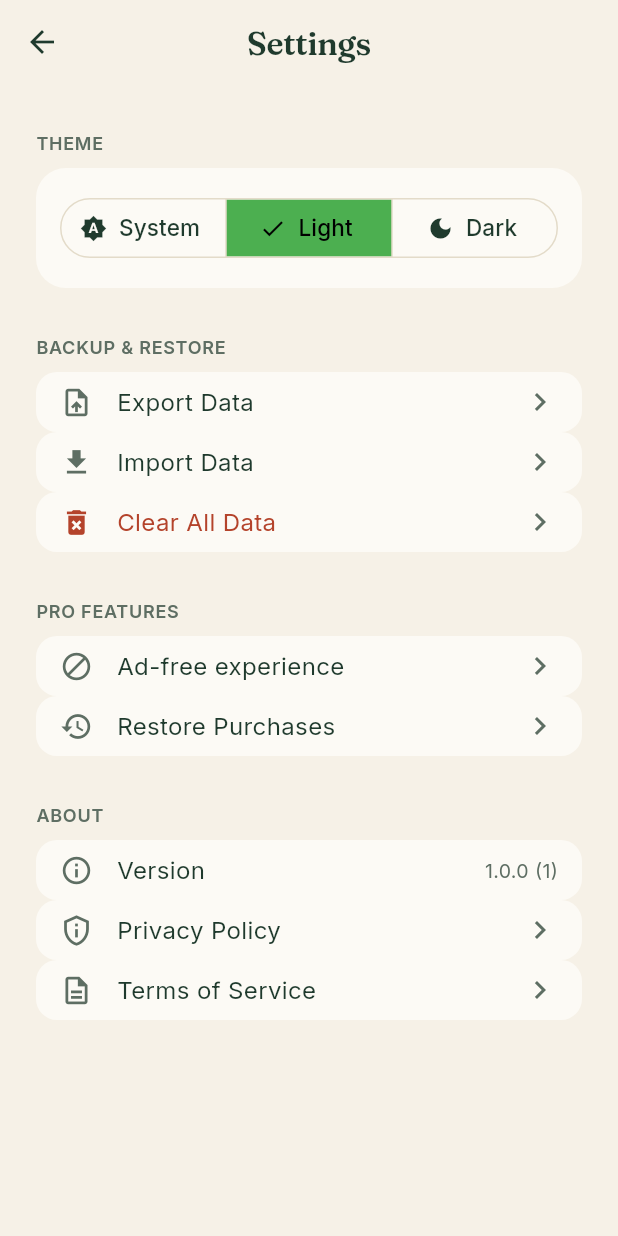
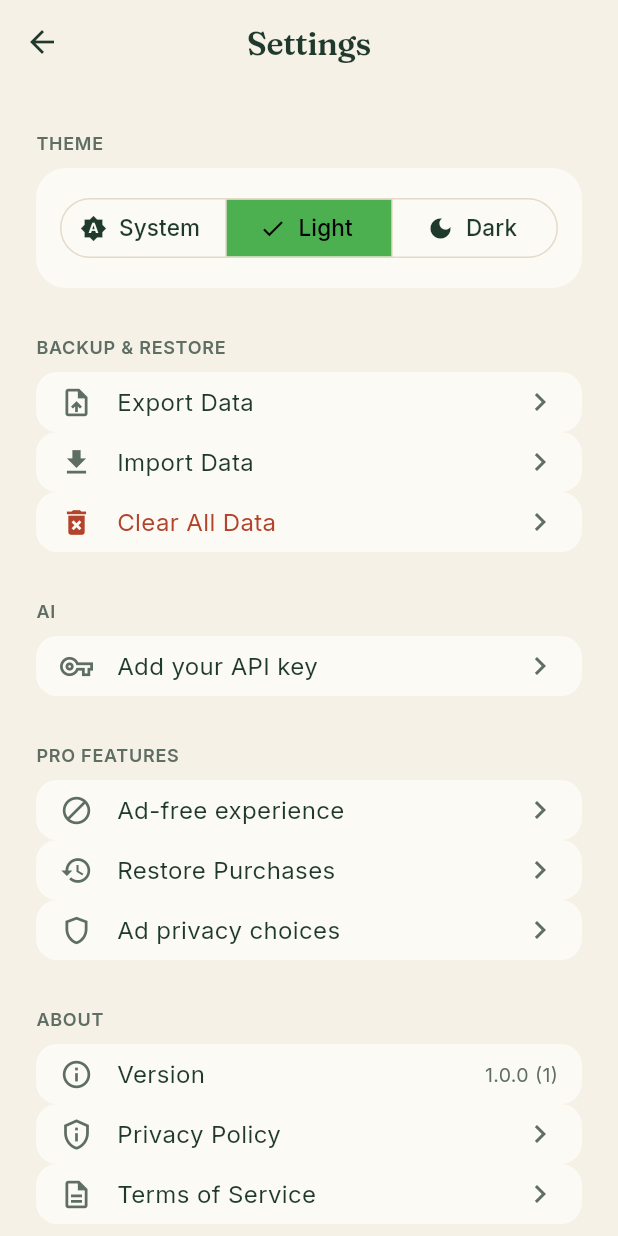
Before and after one commit to zdmgold/growlog, a Flutter app: the SettingsScreen screen opened directly with empty values, after a tap on "Light", on a phone screen of 412 x 824 dp. Run offline on Flutter 3.47's test engine with Material 3 defaults, Android fonts, the phone set to English and light mode, and no system bars; our stand-ins replace camera, file_picker, flutter_local_notifications, flutter_markdown, flutter_secure_storage, google_mobile_ads and 7 more; accounts and stored records are empty; generated files the repository leaves out were written again.

Commit message:
Phase 1 batch 13: ad consent (UMP: consent gathered before the Mobile Ads SDK starts, Ad privacy choices in Settings), Add your API key entry in Settings

```diff
--- a/lib/screens/settings_screen.dart
+++ b/lib/screens/settings_screen.dart
@@ -1,4 +1,7 @@
+import '../services/admob_service.dart';
+import '../services/ai/ai_settings.dart';
 import '../widgets/ad_slot.dart';
+import 'ai_setup_screen.dart';
 import 'package:flutter/material.dart';
 import 'package:flutter/services.dart';
 import 'package:growlog/l10n/app_localizations.dart';
@@ -203,6 +206,32 @@ class _SettingsScreenState extends State<SettingsScreen> {
     }
   }
 
+  /// Opens Google's privacy options form where it is required (for example
+  /// the EU and UK); elsewhere explains that nothing needs changing.
+  Future<void> _openAdPrivacy() async {
+    if (await AdMobService.isPrivacyOptionsRequired()) {
+      await AdMobService.showPrivacyOptions();
+      return;
+    }
+    if (!mounted) return;
+    showDialog<void>(
+      context: context,
+      builder: (ctx) => AlertDialog(
+        title: const Text('Ad privacy choices'),
+        content: const Text(
+          'Ad privacy options are only needed in some regions, such as the EU '
+          'and UK. Nothing to change for your location.',
+        ),
+        actions: [
+          TextButton(
+            onPressed: () => Navigator.pop(ctx),
+            child: const Text('OK'),
+          ),
+        ],
+      ),
+    );
+  }
+
   @override
   Widget build(BuildContext context) {
     final isDark = Theme.of(context).brightness == Brightness.dark;
@@ -291,6 +320,24 @@ class _SettingsScreenState extends State<SettingsScreen> {
             onTap: _confirmClearAll,
           ),
           const SizedBox(height: AppSpacing.lg),
+          const _SectionLabel(text: 'AI'),
+          ListenableBuilder(
+            listenable: AiSettings.instance,
+            builder: (context, _) {
+              final ai = AiSettings.instance;
+              return _SettingsTile(
+                icon: Icons.vpn_key_outlined,
+                label: ai.isConfigured
+                    ? 'AI connected: ${ai.provider?.name ?? ''}'
+                    : 'Add your API key',
+                onTap: () => Navigator.push(
+                  context,
+                  MaterialPageRoute(builder: (_) => const AiSetupScreen()),
+                ),
+              );
+            },
+          ),
+          const SizedBox(height: AppSpacing.lg),
           _SectionLabel(text: l10n?.proFeatures ?? 'Remove Ads'),
           ListenableBuilder(
             listenable: widget.iapService,
@@ -319,6 +366,11 @@ class _SettingsScreenState extends State<SettingsScreen> {
                 ],
               );
             },
+          ),
+          _SettingsTile(
+            icon: Icons.shield_outlined,
+            label: 'Ad privacy choices',
+            onTap: _openAdPrivacy,
           ),
           const SizedBox(height: AppSpacing.lg),
           _SectionLabel(text: l10n?.about ?? 'About'),
```
Also changed, not shown: lib/services/admob_service.dart (+56 -1 lines).
